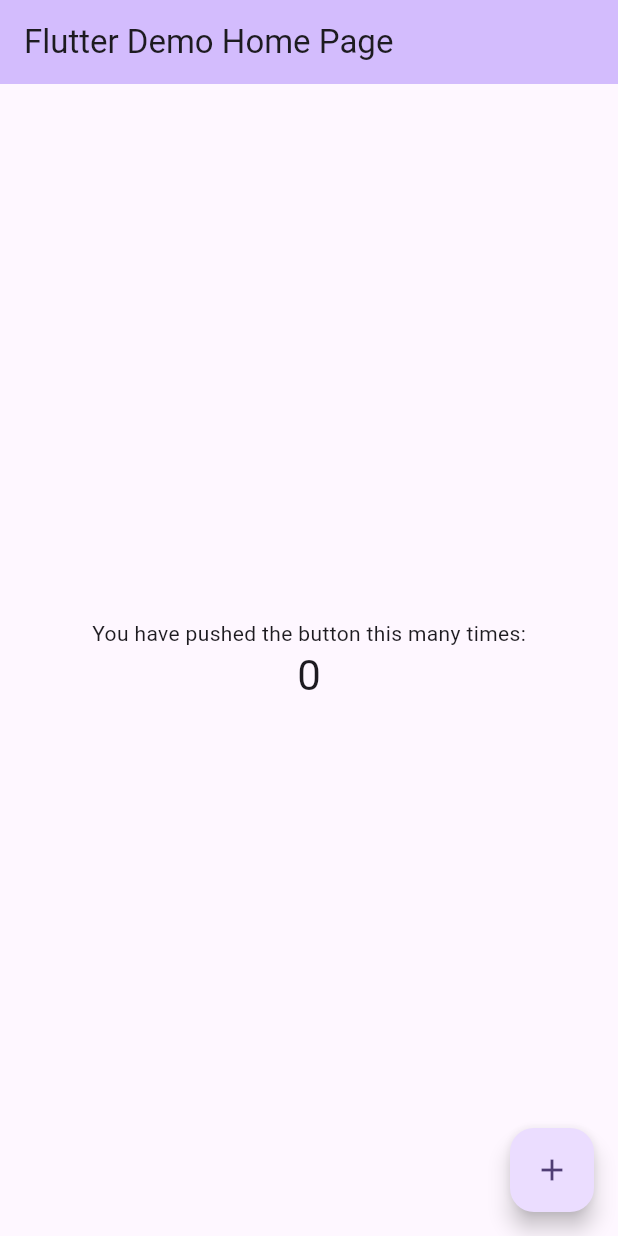
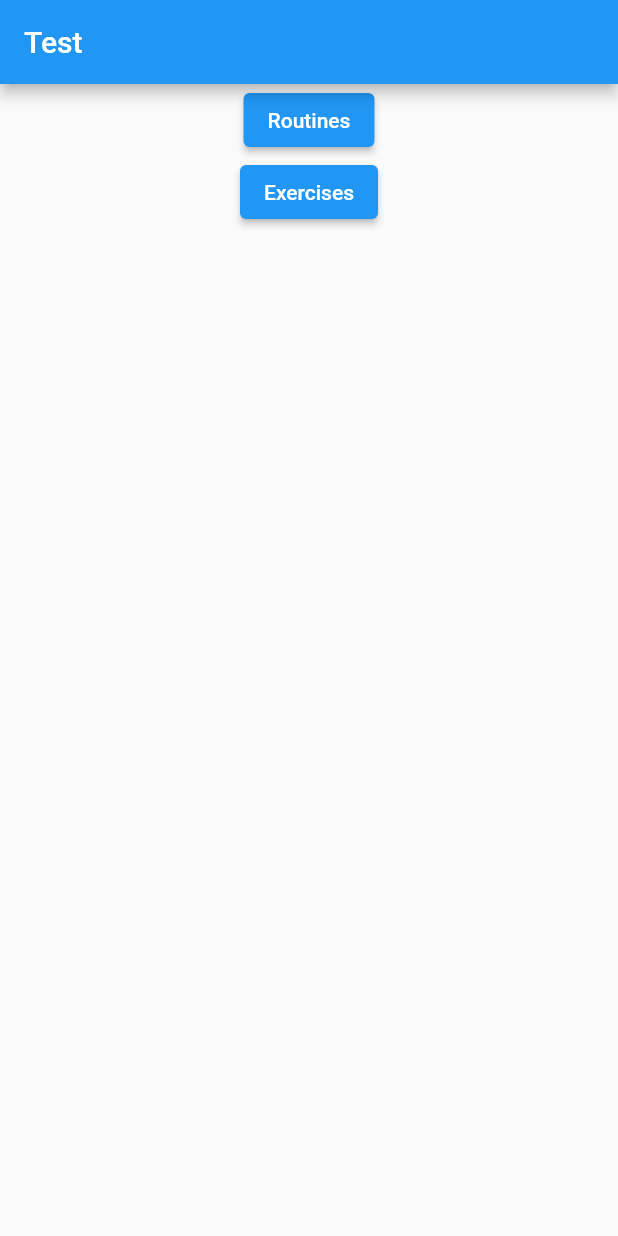
Before and after one commit to Maccas21/flutter_gym_app, a Flutter app: the screen it shows after launch, on a phone screen of 412 x 824 dp. Run offline on Flutter 3.47's test engine with Material 2 defaults, Android fonts, the phone set to English and light mode, and no system bars.

Commit message:
added page skeletons

```diff
--- /dev/null
+++ b/lib/Pages/home_page.dart
@@ -0,0 +1,44 @@
+import 'package:flutter/material.dart';
+import 'package:flutter_gym_app/Pages/exercises_page.dart';
+import 'package:flutter_gym_app/Pages/routines_page.dart';
+
+class HomePage extends StatelessWidget {
+  const HomePage({super.key});
+
+  @override
+  Widget build(BuildContext context) {
+    return Scaffold(
+      appBar: AppBar(
+        title: const Text("Test"),
+      ),
+      body: Center(
+        child: Column(children: [
+          ElevatedButton(
+            onPressed: () {
+              Navigator.of(context).push(
+                MaterialPageRoute(
+                  builder: (BuildContext context) {
+                    return const RoutinesPage();
+                  },
+                ),
+              );
+            },
+            child: const Text("Routines"),
+          ),
+          ElevatedButton(
+            onPressed: () {
+              Navigator.of(context).push(
+                MaterialPageRoute(
+                  builder: (BuildContext context) {
+                    return const ExercisesPage();
+                  },
+                ),
+              );
+            },
+            child: const Text("Exercises"),
+          ),
+        ]),
+      ),
+    );
+  }
+}
--- a/lib/main.dart
+++ b/lib/main.dart
@@ -1,4 +1,5 @@
 import 'package:flutter/material.dart';
+import 'package:flutter_gym_app/Pages/home_page.dart';
 
 void main() {
   runApp(const MyApp());
@@ -11,115 +12,9 @@ class MyApp extends StatelessWidget {
   @override
   Widget build(BuildContext context) {
     return MaterialApp(
-      title: 'Flutter Demo',
-      theme: ThemeData(
-        // This is the theme of your application.
-        //
-        // TRY THIS: Try running your application with "flutter run". You'll see
-        // the application has a blue toolbar. Then, without quitting the app,
-        // try changing the seedColor in the colorScheme below to Colors.green
-        // and then invoke "hot reload" (save your changes or press the "hot
-        // reload" button in a Flutter-supported IDE, or press "r" if you used
-        // the command line to start the app).
-        //
-        // Notice that the counter didn't reset back to zero; the application
-        // state is not lost during the reload. To reset the state, use hot
-        // restart instead.
-        //
-        // This works for code too, not just values: Most code changes can be
-        // tested with just a hot reload.
-        colorScheme: ColorScheme.fromSeed(seedColor: Colors.deepPurple),
-        useMaterial3: true,
-      ),
-      home: const MyHomePage(title: 'Flutter Demo Home Page'),
+      debugShowCheckedModeBanner: false,
+      theme: ThemeData(primarySwatch: Colors.blue),
+      home: const HomePage(),
     );
   }
 }
-
-class MyHomePage extends StatefulWidget {
-  const MyHomePage({super.key, required this.title});
-
-  // This widget is the home page of your application. It is stateful, meaning
-  // that it has a State object (defined below) that contains fields that affect
-  // how it looks.
-
-  // This class is the configuration for the state. It holds the values (in this
-  // case the title) provided by the parent (in this case the App widget) and
-  // used by the build method of the State. Fields in a Widget subclass are
-  // always marked "final".
-
-  final String title;
-
-  @override
-  State<MyHomePage> createState() => _MyHomePageState();
-}
-
-class _MyHomePageState extends State<MyHomePage> {
-  int _counter = 0;
-
-  void _incrementCounter() {
-    setState(() {
-      // This call to setState tells the Flutter framework that something has
-      // changed in this State, which causes it to rerun the build method below
-      // so that the display can reflect the updated values. If we changed
-      // _counter without calling setState(), then the build method would not be
-      // called again, and so nothing would appear to happen.
-      _counter++;
-    });
-  }
-
-  @override
-  Widget build(BuildContext context) {
-    // This method is rerun every time setState is called, for instance as done
-    // by the _incrementCounter method above.
-    //
-    // The Flutter framework has been optimized to make rerunning build methods
-    // fast, so that you can just rebuild anything that needs updating rather
-    // than having to individually change instances of widgets.
-    return Scaffold(
-      appBar: AppBar(
-        // TRY THIS: Try changing the color here to a specific color (to
-        // Colors.amber, perhaps?) and trigger a hot reload to see the AppBar
-        // change color while the other colors stay the same.
-        backgroundColor: Theme.of(context).colorScheme.inversePrimary,
-        // Here we take the value from the MyHomePage object that was created by
-        // the App.build method, and use it to set our appbar title.
-        title: Text(widget.title),
-      ),
-      body: Center(
-        // Center is a layout widget. It takes a single child and positions it
-        // in the middle of the parent.
-        child: Column(
-          // Column is also a layout widget. It takes a list of children and
-          // arranges them vertically. By default, it sizes itself to fit its
-          // children horizontally, and tries to be as tall as its parent.
-          //
-          // Column has various properties to control how it sizes itself and
-          // how it positions its children. Here we use mainAxisAlignment to
-          // center the children vertically; the main axis here is the vertical
-          // axis because Columns are vertical (the cross axis would be
-          // horizontal).
-          //
-          // TRY THIS: Invoke "debug painting" (choose the "Toggle Debug Paint"
-          // action in the IDE, or press "p" in the console), to see the
-          // wireframe for each widget.
-          mainAxisAlignment: MainAxisAlignment.center,
-          children: <Widget>[
-            const Text(
-              'You have pushed the button this many times:',
-            ),
-            Text(
-              '$_counter',
-              style: Theme.of(context).textTheme.headlineMedium,
-            ),
-          ],
-        ),
-      ),
-      floatingActionButton: FloatingActionButton(
-        onPressed: _incrementCounter,
-        tooltip: 'Increment',
-        child: const Icon(Icons.add),
-      ), // This trailing comma makes auto-formatting nicer for build methods.
-    );
-  }
-}
```
Also changed, not shown: lib/Pages/exercises_page.dart (added, +51 -0 lines), lib/Pages/exercises_tab.dart (added, +18 -0 lines), lib/Pages/graph_tab.dart (added, +18 -0 lines), lib/Pages/history_tab.dart (added, +18 -0 lines), lib/Pages/routines_page.dart (added, +21 -0 lines).
